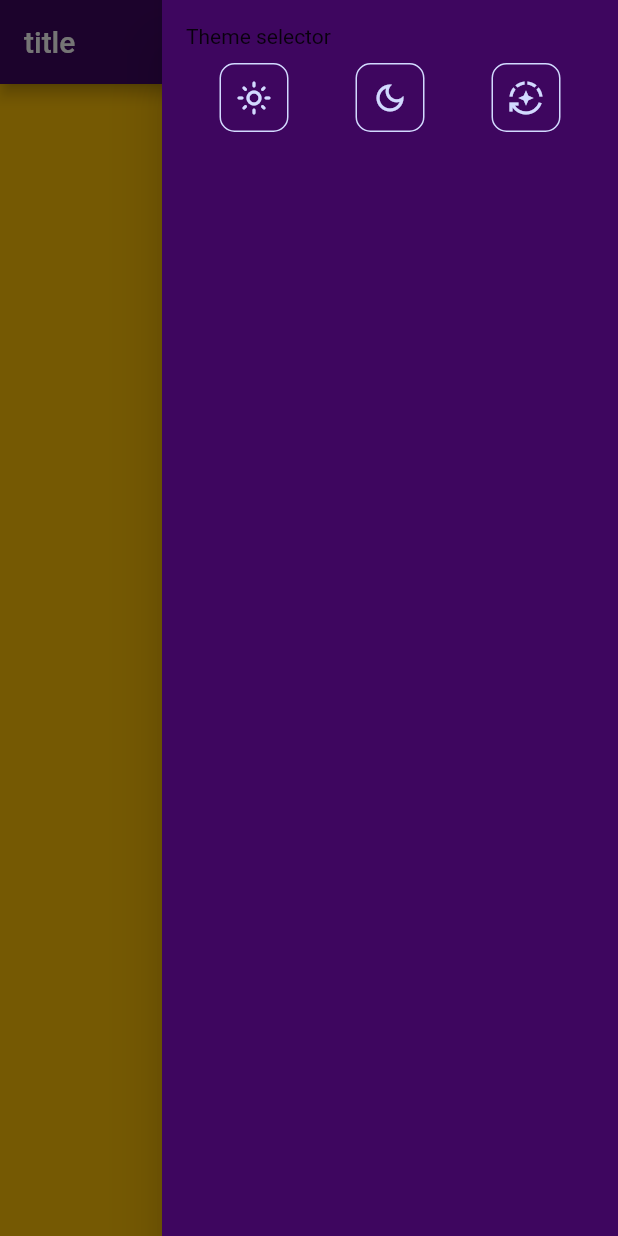
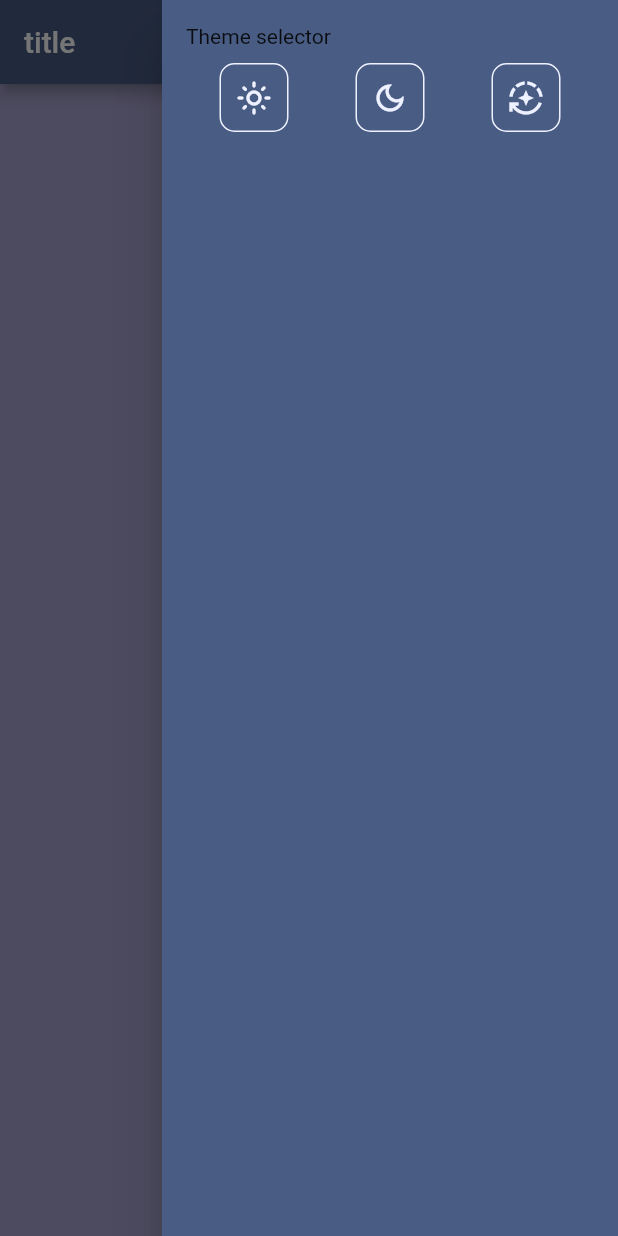
Before and after one commit to cristian2024/cobro_app, a Flutter app: the screen it shows after launch, in the side drawer, after a tap on the "auto mode" icon, on a phone screen of 412 x 824 dp. Run offline on Flutter 3.47's test engine with Material 2 defaults, Android fonts, the light colour scheme and no system bars; our stand-ins replace flutter_bloc, flutter_secure_storage, google_fonts.

Commit message:
Completed first theme version management into the app

```diff
--- a/lib/main.dart
+++ b/lib/main.dart
@@ -3,7 +3,6 @@ import 'package:cobro_app/bloc/theme/theme_cubit.dart';
 import 'package:cobro_app/providers/profiders_config.dart';
 import 'package:cobro_app/repository/repositories_config.dart';
 import 'package:cobro_app/ui/routes.dart';
-import 'package:cobro_app/ui/theme.dart';
 import 'package:flutter/material.dart';
 import 'package:flutter_bloc/flutter_bloc.dart';
 
--- a/lib/ui/main.ui/widgets/theme_selector.dart
+++ b/lib/ui/main.ui/widgets/theme_selector.dart
@@ -44,7 +44,7 @@ class ThemeSelector extends StatelessWidget {
                   padding: const EdgeInsets.all(10),
                   onTap: () {
                     BlocProvider.of<ThemeCubit>(context).changeColorTheme(
-                      ThemeOptions.auto,
+                      ThemeOptions.semi,
                     );
                   },
                 ),
--- a/lib/ui/theme.dart
+++ b/lib/ui/theme.dart
@@ -10,67 +10,9 @@ enum ThemeOptions {
 }
 
 class AppThemes {
-  static final ThemeData _darkTheme = ThemeData.dark().copyWith(
-    // backgroundColor: Colors.black,
-    scaffoldBackgroundColor: Colors.grey.shade900,
-    appBarTheme: const AppBarTheme(
-      backgroundColor: CColors.deepViolet,
-    ),
-    drawerTheme: const DrawerThemeData(
-      backgroundColor: CColors.deepViolet,
-    ),
-    iconTheme: const IconThemeData(
-      color: CColors.paleLavender,
-    ),
-    colorScheme: const ColorScheme.dark().copyWith(
-        // background: Colors.black,
-        // background:  const Colors.?
-        ),
-  );
-  static final ThemeData _lightTheme = ThemeData.light().copyWith(
-    // backgroundColor: Colors.black,
-    // scaffoldBackgroundColor: Colors.grey.shade900,
-    scaffoldBackgroundColor: Colors.amber,
-    appBarTheme: const AppBarTheme(
-      backgroundColor: CColors.deepViolet,
-    ),
-    drawerTheme: const DrawerThemeData(
-      backgroundColor: CColors.deepViolet,
-    ),
-    iconTheme: const IconThemeData(
-      color: CColors.paleLavender,
-    ),
-    colorScheme: const ColorScheme.dark().copyWith(
-        // background: Colors.black,
-        // background:  const Colors.?
-        ),
-  );
-  ThemeData get globalTheme => _lightTheme;
-}
-
-/// App's global theme.
-class AppTheme {
-  late TextStyle _initialTextStyle;
-  AppTheme({
-    TextStyle? initialTextStyle,
-  }) {
-    _initialTextStyle = initialTextStyle ?? GoogleFonts.openSans();
-  }
-  ColorScheme _colorScheme(ColorScheme? initialColorScheme) {
-    return (initialColorScheme ?? const ColorScheme.dark()).copyWith(
-      tertiary: const Color(0xff88adfe),
-      onPrimary: const Color(0xffffffff),
-      primary: const Color(0xFF416AFB),
-      onBackground: const Color(0xffffffff),
-      secondary: const Color(0xff072448),
-      primaryContainer: Colors.white,
-      secondaryContainer: const Color(0xfff5f2f0),
-      tertiaryContainer: const Color(0xff52c4c3),
-    );
-  }
-
-  TextTheme _globalTextTheme(TextTheme initialTextTheme) {
-    return initialTextTheme.copyWith(
+  TextTheme globalTextTheme({required TextTheme initial}) {
+    final TextStyle _initialTextStyle =  GoogleFonts.openSans();
+    return initial.copyWith(
       headline1: _initialTextStyle.copyWith(
         fontWeight: FontWeight.w600,
         fontSize: 28.0,
@@ -109,27 +51,94 @@ class AppTheme {
     );
   }
 
-  ThemeData globalTheme() {
-    ThemeData theme = ThemeData.dark();
-    return theme.copyWith(
-      primaryColor: const Color.fromRGBO(65, 106, 251, 1),
-      scaffoldBackgroundColor: const Color(0xfffffdfa),
-      dividerColor: const Color(0xff4F647E),
-      colorScheme: _colorScheme(theme.colorScheme),
-      textTheme: _globalTextTheme(theme.textTheme),
-      appBarTheme: const AppBarTheme(
-        iconTheme: IconThemeData(color: Color(0xFFFFFFFF)),
-        backgroundColor: Color.fromRGBO(233, 223, 211, 1),
-        centerTitle: false,
-      ),
-      dividerTheme: const DividerThemeData(
-        thickness: 1.0,
-        color: Color(0xffE0E0E0),
-        space: 5.0,
-      ),
-    );
-  }
+  static final ThemeData _darkTheme = ThemeData.dark().copyWith(
+    // backgroundColor: Colors.black,
+    scaffoldBackgroundColor: Colors.grey.shade900,
+    appBarTheme: const AppBarTheme(
+      backgroundColor: CColors.deepViolet,
+    ),
+    drawerTheme: const DrawerThemeData(
+      backgroundColor: CColors.deepViolet,
+    ),
+    iconTheme: const IconThemeData(
+      color: CColors.paleLavender,
+    ),
+    colorScheme: const ColorScheme.dark().copyWith(),
+  );
+  static final ThemeData _lightTheme = ThemeData.light().copyWith(
+    // backgroundColor: Colors.black,
+    // scaffoldBackgroundColor: Colors.grey.shade900,
+    scaffoldBackgroundColor: CColors.paleLavender,
+    appBarTheme: const AppBarTheme(
+      backgroundColor: CColors.vodka,
+    ),
+    drawerTheme: const DrawerThemeData(
+      backgroundColor: CColors.vodka,
+    ),
+    iconTheme: const IconThemeData(
+      color: CColors.deepViolet,
+    ),
+    colorScheme: const ColorScheme.dark().copyWith(),
+  );
+
+  static final ThemeData _mediumTheme = ThemeData.light().copyWith(
+    scaffoldBackgroundColor: CColors.blueBell,
+    appBarTheme: const AppBarTheme(
+      backgroundColor: CColors.purpleNavy,
+    ),
+    drawerTheme: const DrawerThemeData(
+      backgroundColor: CColors.purpleNavy,
+    ),
+    iconTheme: const IconThemeData(
+      color: CColors.aliceBlue,
+    ),
+    colorScheme: const ColorScheme.dark().copyWith(),
+  );
+  ThemeData get globalTheme => _lightTheme;
 }
+
+// /// App's global theme.
+// class AppTheme {
+//   late TextStyle _initialTextStyle;
+//   AppTheme({
+//     TextStyle? initialTextStyle,
+//   }) {
+//     _initialTextStyle = initialTextStyle ?? GoogleFonts.openSans();
+//   }
+//   ColorScheme _colorScheme(ColorScheme? initialColorScheme) {
+//     return (initialColorScheme ?? const ColorScheme.dark()).copyWith(
+//       tertiary: const Color(0xff88adfe),
+//       onPrimary: const Color(0xffffffff),
+//       primary: const Color(0xFF416AFB),
+//       onBackground: const Color(0xffffffff),
+//       secondary: const Color(0xff072448),
+//       primaryContainer: Colors.white,
+//       secondaryContainer: const Color(0xfff5f2f0),
+//       tertiaryContainer: const Color(0xff52c4c3),
+//     );
+//   }
+
+//   ThemeData globalTheme() {
+//     ThemeData theme = ThemeData.dark();
+//     return theme.copyWith(
+//       primaryColor: const Color.fromRGBO(65, 106, 251, 1),
+//       scaffoldBackgroundColor: const Color(0xfffffdfa),
+//       dividerColor: const Color(0xff4F647E),
+//       colorScheme: _colorScheme(theme.colorScheme),
+//       textTheme: _globalTextTheme(theme.textTheme),
+//       appBarTheme: const AppBarTheme(
+//         iconTheme: IconThemeData(color: Color(0xFFFFFFFF)),
+//         backgroundColor: Color.fromRGBO(233, 223, 211, 1),
+//         centerTitle: false,
+//       ),
+//       dividerTheme: const DividerThemeData(
+//         thickness: 1.0,
+//         color: Color(0xffE0E0E0),
+//         space: 5.0,
+//       ),
+//     );
+//   }
+// }
 
 extension ThemeOption on AppThemes {
   static const Map<String, ThemeOptions> _strings = {
@@ -142,7 +151,7 @@ extension ThemeOption on AppThemes {
     return {
       ThemeOptions.light: AppThemes._lightTheme,
       ThemeOptions.dark: AppThemes._darkTheme,
-      ThemeOptions.semi: AppThemes._lightTheme,
+      ThemeOptions.semi: AppThemes._mediumTheme,
     };
   }
 
```
